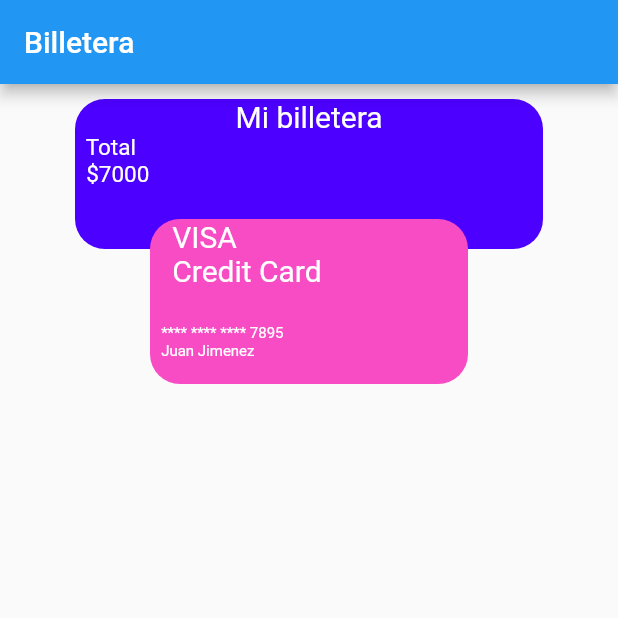
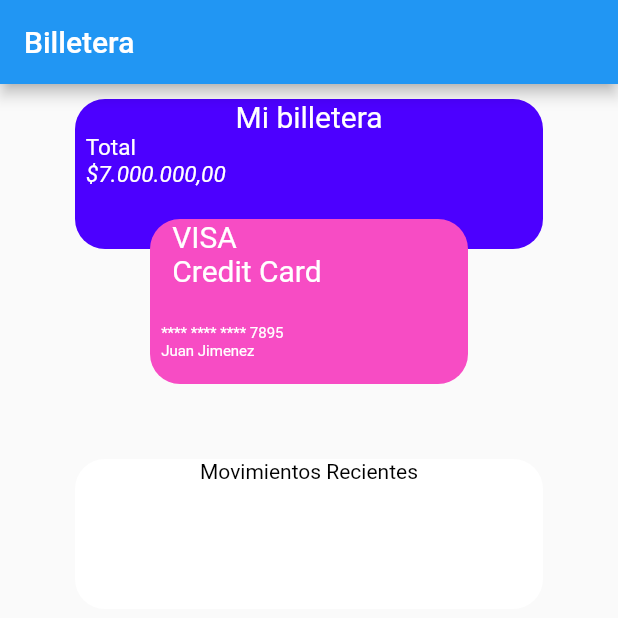
Before and after one commit to juanjimenezy/app_flutter, a Flutter app: the screen it shows after launch, on a phone screen of 412 x 824 dp, the top half of it. Run offline on Flutter 3.47's test engine with Material 2 defaults, Android fonts, the phone set to English and light mode, and no system bars.

Commit message:
movimientos

```diff
--- a/lib/main.dart
+++ b/lib/main.dart
@@ -7,6 +7,7 @@ class MyApp extends StatelessWidget {
   @override
   Widget build(BuildContext context) {
     return const MaterialApp(
+      debugShowCheckedModeBanner: false,
       home: Billetera(),
     );
   }
--- a/lib/widgets/billetera.dart
+++ b/lib/widgets/billetera.dart
@@ -34,7 +34,14 @@ class Billetera extends StatelessWidget {
                       ),
                       Column(
                         crossAxisAlignment: CrossAxisAlignment.start,
-                        children: [Text("  Total", style: TextStyle(color: Colors.white, fontSize: 15)), Text("  \$7000", style: TextStyle(color: Colors.white, fontSize: 15))],
+                        children: [
+                          Text("  Total",
+                              style: TextStyle(
+                                color: Colors.white,
+                                fontSize: 15,
+                              )),
+                          Text("  \$7.000.000,00", style: TextStyle(color: Colors.white, fontSize: 15, fontStyle: FontStyle.italic))
+                        ],
                       ),
                     ],
                   ))),
@@ -63,6 +70,26 @@ class Billetera extends StatelessWidget {
                       ),
                     ],
                   ))),
+          //Tercer banner
+          Positioned(
+              top: 250.0,
+              left: 50.0,
+              width: MediaQuery.of(context).size.width - 100,
+              height: 100,
+              child: Container(
+                decoration: BoxDecoration(
+                  color: Colors.white,
+                  borderRadius: BorderRadius.circular(20.0),
+                ),
+                child: const Column(
+                  children: [
+                    Text(
+                      "Movimientos Recientes",
+                      style: TextStyle(color: Colors.black),
+                    )
+                  ],
+                ),
+              )),
         ],
       ),
     );
```
